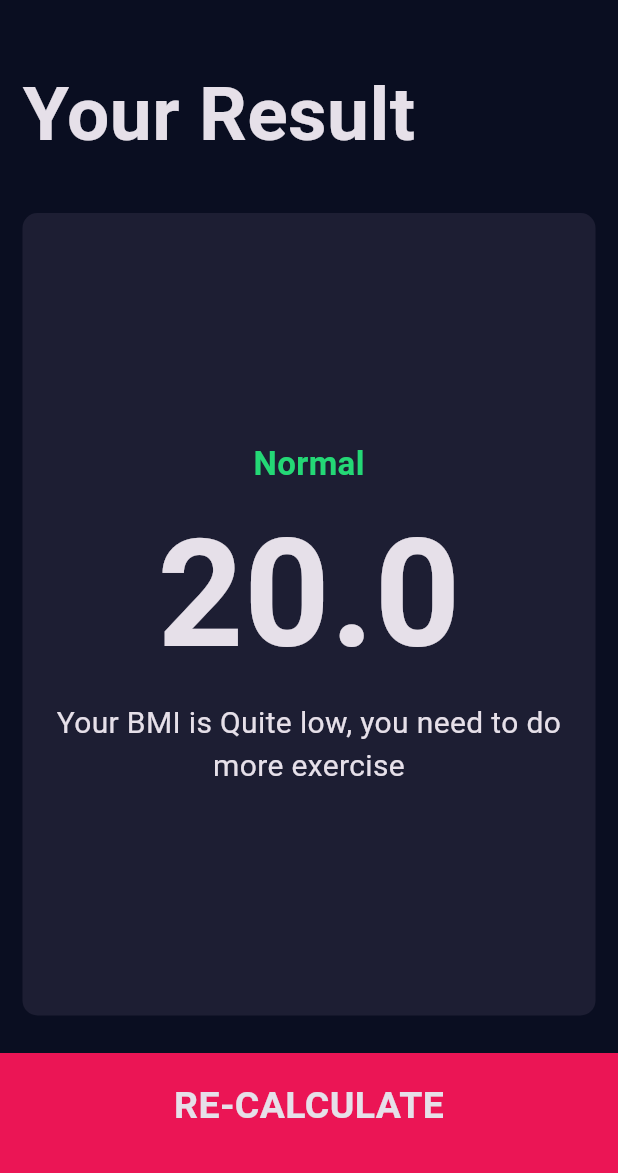
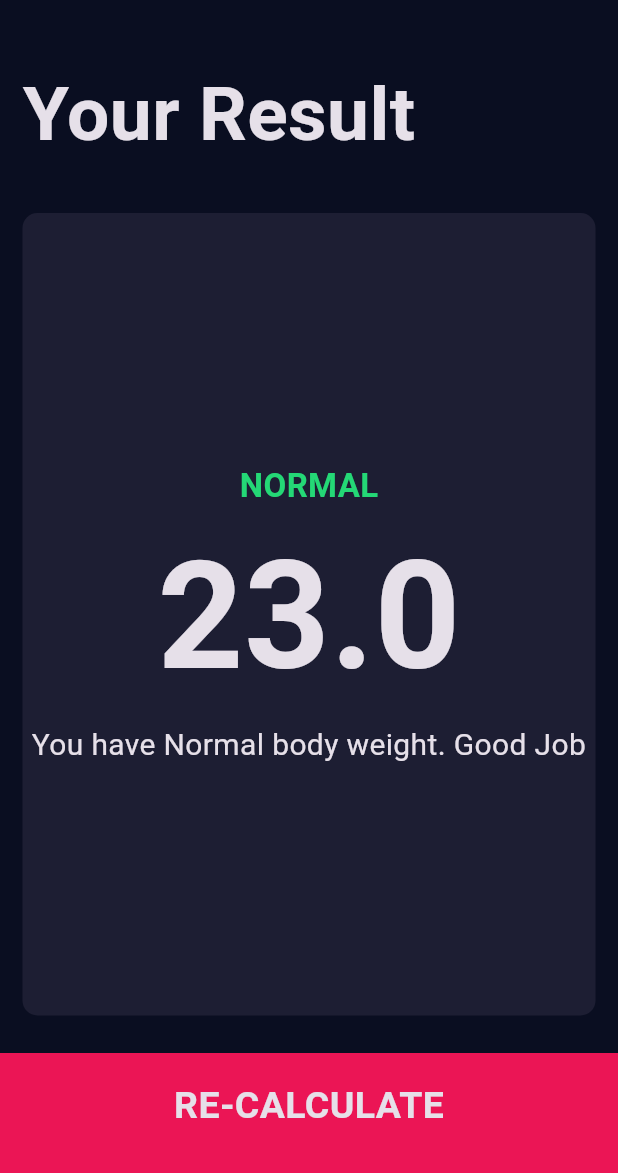
Before and after one commit to iradtaufique/bmi_calculator-, a Flutter app: the screen it shows after launch, after a tap on "CALCULATE", on a phone screen of 412 x 824 dp, the part 63-1236 px from its top. Run offline on Flutter 3.47's test engine with Material 3 defaults, Android fonts, the phone set to English and light mode, and no system bars; our stand-ins replace font_awesome_flutter.

Commit message:
added functionality to the result page by creating a new class that calculate the bmi result

```diff
--- /dev/null
+++ b/lib/calculate_brain.dart
@@ -0,0 +1,35 @@
+import 'dart:math';
+
+class CalculatorBrain {
+  CalculatorBrain({this.height, this.weight});
+
+  final int? height;
+  final int? weight;
+
+  double? _bmi;
+
+  String? calculateBMI() {
+    _bmi = (weight! / pow(height! / 100, 2));
+    return _bmi?.toStringAsFixed(1);
+  }
+
+  String? getResult() {
+    if (_bmi! >= 25) {
+      return 'Overweight';
+    } else if (_bmi! > 18.5) {
+      return 'Normal';
+    } else {
+      return 'UnderWeight';
+    }
+  }
+
+  String? getInterpretation() {
+    if (_bmi! >= 25) {
+      return 'You have a higher than normal body weight. Try to exercise more.';
+    } else if (_bmi! > 18.5) {
+      return 'You have Normal body weight. Good Job';
+    } else {
+      return 'You have a lower than a normal body weight. you can eat a bit more.';
+    }
+  }
+}
--- a/lib/screens/input_page.dart
+++ b/lib/screens/input_page.dart
@@ -1,5 +1,6 @@
 // ignore_for_file: prefer_const_constructors, prefer_const_literals_to_create_immutables
 
+import 'package:bmi_calculator/calculate_brain.dart';
 import 'package:flutter/material.dart';
 import 'package:font_awesome_flutter/font_awesome_flutter.dart';
 
@@ -222,11 +223,18 @@ class _InputPageState extends State<InputPage> {
             BottomButton(
               buttonText: 'CALCULATE',
               onTop: () {
+                CalculatorBrain calc =
+                    CalculatorBrain(height: height, weight: weight);
+
                 Navigator.push(
                   context,
                   MaterialPageRoute(
                     builder: (context) {
-                      return ResultPage();
+                      return ResultPage(
+                        bmiResult: calc.calculateBMI(),
+                        resultText: calc.getResult(),
+                        interpretation: calc.getInterpretation(),
+                      );
                     },
                   ),
                 );
--- a/lib/screens/result.dart
+++ b/lib/screens/result.dart
@@ -6,7 +6,14 @@ import 'package:bmi_calculator/constants.dart';
 import 'package:flutter/material.dart';
 
 class ResultPage extends StatelessWidget {
-  const ResultPage({super.key});
+  ResultPage(
+      {@required this.bmiResult,
+      @required this.resultText,
+      @required this.interpretation});
+
+  final String? bmiResult;
+  final String? resultText;
+  final String? interpretation;
 
   @override
   Widget build(BuildContext context) {
@@ -36,15 +43,15 @@ class ResultPage extends StatelessWidget {
                   mainAxisAlignment: MainAxisAlignment.center,
                   children: [
                     Text(
-                      'Normal',
+                      resultText!.toUpperCase(),
                       style: kResultTextStyle,
                     ),
                     Text(
-                      '20.0',
+                      bmiResult!,
                       style: kBMITextStyle,
                     ),
                     Text(
-                      'Your BMI is Quite low, you need to do more exercise',
+                      interpretation!,
                       style: kResultExplanationStyle,
                       textAlign: TextAlign.center,
                     ),
```
